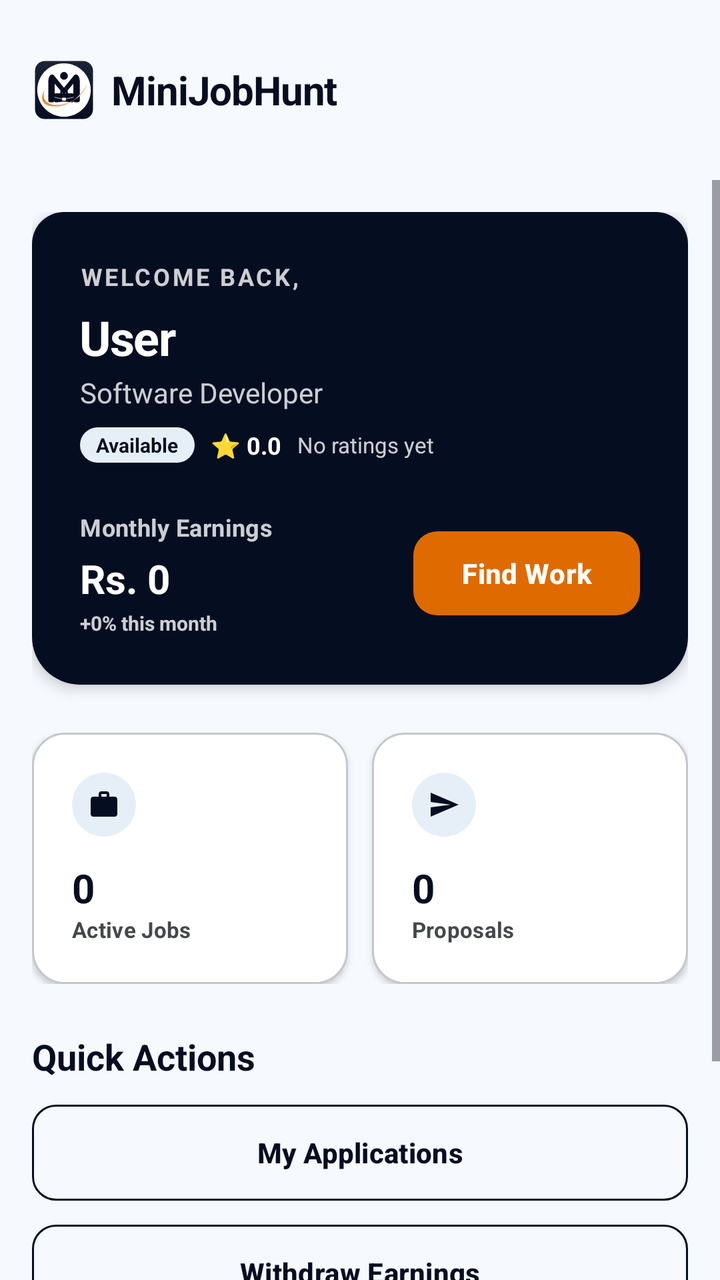
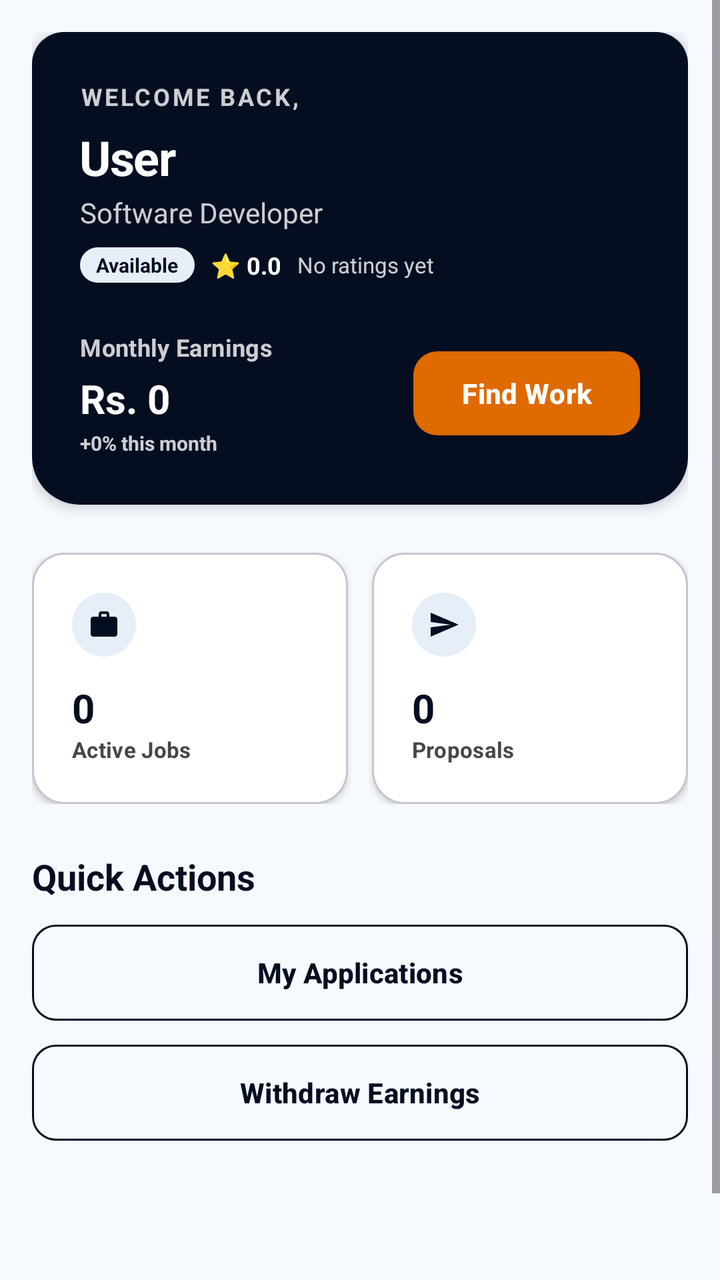

An Android layout rendered at two revisions. The XML below is the earlier revision; the diff shows what the commit changed to produce the second picture.
<!-- AndroidManifest.xml: application theme Theme.MiniJobHunt -->
<!-- res/layout/fragment_freelancer_dashboard.xml -->
<?xml version="1.0" encoding="utf-8"?>
<LinearLayout xmlns:android="http://schemas.android.com/apk/res/android"
    xmlns:app="http://schemas.android.com/apk/res-auto"
    xmlns:tools="http://schemas.android.com/tools"
    android:layout_width="match_parent"
    android:layout_height="match_parent"
    android:orientation="vertical"
    android:background="@color/background">

    
    <include
        android:id="@+id/header"
        layout="@layout/layout_common_header" />

    <ScrollView
        android:layout_width="match_parent"
        android:layout_height="match_parent"
        android:fillViewport="true">

        <LinearLayout
            android:layout_width="match_parent"
            android:layout_height="wrap_content"
            android:orientation="vertical"
            android:padding="16dp">

            
            <LinearLayout
                android:layout_width="match_parent"
                android:layout_height="wrap_content"
                android:background="@drawable/bg_dark_banner"
                android:orientation="vertical"
                android:padding="24dp"
                android:elevation="4dp">

                <TextView
                    android:id="@+id/txtGreeting"
                    android:layout_width="wrap_content"
                    android:layout_height="wrap_content"
                    android:text="WELCOME BACK,"
                    android:textColor="#CCFFFFFF"
                    android:textSize="12sp"
                    android:textAllCaps="true"
                    android:textStyle="bold"
                    android:letterSpacing="0.1" />

                <LinearLayout
                    android:layout_width="wrap_content"
                    android:layout_height="wrap_content"
                    android:orientation="horizontal"
                    android:gravity="center_vertical">
                    <TextView
                        android:id="@+id/txtUserName"
                        android:layout_width="wrap_content"
                        android:layout_height="wrap_content"
                        android:layout_marginTop="4dp"
                        android:text="User"
                        android:textColor="@color/white"
                        android:textSize="24sp"
                        android:textStyle="bold"
                        android:letterSpacing="-0.02" />
                    <ImageView
                        android:id="@+id/imgVerifiedBadge"
                        android:layout_width="18dp"
                        android:layout_height="18dp"
                        android:layout_marginStart="8dp"
                        android:src="@drawable/ic_verified"
                        android:visibility="gone"
                        app:tint="@color/orange_primary" />
                </LinearLayout>

                <TextView
                    android:id="@+id/txtTitle"
                    android:layout_width="wrap_content"
                    android:layout_height="wrap_content"
                    android:layout_marginTop="4dp"
                    android:text="Software Developer"
                    android:textColor="#CCFFFFFF"
                    android:textSize="14sp" />

                <LinearLayout
                    android:layout_width="wrap_content"
                    android:layout_height="wrap_content"
                    android:layout_marginTop="8dp"
                    android:gravity="center_vertical"
                    android:orientation="horizontal">

                    <TextView
                        android:id="@+id/txtAvailability"
                        android:layout_width="wrap_content"
                        android:layout_height="wrap_content"
                        android:background="@drawable/bg_chip_light"
                        android:paddingHorizontal="8dp"
                        android:paddingVertical="2dp"
                        android:text="Available"
                        android:textColor="@color/primary"
                        android:textSize="10sp"
                        android:textStyle="bold" />

                    <TextView
                        android:id="@+id/txtRating"
                        android:layout_width="wrap_content"
                        android:layout_height="wrap_content"
                        android:layout_marginStart="8dp"
                        android:text="⭐ 0.0"
                        android:textColor="@color/white"
                        android:textSize="12sp"
                        android:textStyle="bold" />

                    <TextView
                        android:id="@+id/txtRatingText"
                        android:layout_width="wrap_content"
                        android:layout_height="wrap_content"
                        android:layout_marginStart="8dp"
                        android:text="No ratings yet"
                        android:textColor="#CCFFFFFF"
                        android:textSize="11sp" />
                </LinearLayout>

                <LinearLayout
                    android:layout_width="match_parent"
                    android:layout_height="wrap_content"
                    android:layout_marginTop="24dp"
                    android:orientation="horizontal"
                    android:gravity="center_vertical">

                    <LinearLayout
                        android:layout_width="0dp"
                        android:layout_height="wrap_content"
                        android:layout_weight="1"
                        android:orientation="vertical">
                        <TextView
                            android:layout_width="wrap_content"
                            android:layout_height="wrap_content"
                            android:text="Monthly Earnings"
                            android:textColor="#CCFFFFFF"
                            android:textSize="12sp"
                            android:textStyle="bold"
                            android:letterSpacing="0.01" />
                        <TextView
                            android:id="@+id/txtEarnings"
                            android:layout_width="wrap_content"
                            android:layout_height="wrap_content"
                            android:layout_marginTop="4dp"
                            android:text="Rs. 0"
                            android:textColor="@color/white"
                            android:textSize="20sp"
                            android:textStyle="bold" />
                        <TextView
                            android:id="@+id/txtGrowth"
                            android:layout_width="wrap_content"
                            android:layout_height="wrap_content"
                            android:layout_marginTop="2dp"
                            android:text="+0% this month"
                            android:textColor="#CCFFFFFF"
                            android:textSize="10sp"
                            android:textStyle="bold" />
                    </LinearLayout>

                    <com.google.android.material.button.MaterialButton
                        android:id="@+id/btnBrowseJobs"
                        style="@style/AppButton.Accent"
                        android:layout_width="wrap_content"
                        android:layout_height="42dp"
                        android:text="Find Work"
                        android:textAllCaps="false"
                        android:textSize="14sp" />
                </LinearLayout>
            </LinearLayout>

            
            <LinearLayout
                android:layout_width="match_parent"
                android:layout_height="wrap_content"
                android:layout_marginTop="24dp"
                android:orientation="horizontal">

                <LinearLayout
                    android:layout_width="0dp"
                    android:layout_height="wrap_content"
                    android:layout_weight="1"
                    android:layout_marginEnd="6dp"
                    android:background="@drawable/bg_card_white"
                    android:orientation="vertical"
                    android:padding="20dp"
                    android:elevation="2dp">
                    <ImageView
                        android:layout_width="32dp"
                        android:layout_height="32dp"
                        android:background="@drawable/bg_chip_light"
                        android:padding="8dp"
                        android:src="@drawable/ic_briefcase_filled"
                        app:tint="@color/primary" />
                    <TextView
                        android:id="@+id/txtActiveJobs"
                        android:layout_width="wrap_content"
                        android:layout_height="wrap_content"
                        android:layout_marginTop="12dp"
                        android:text="0"
                        android:textColor="@color/primary"
                        android:textSize="20sp"
                        android:textStyle="bold" />
                    <TextView
                        android:layout_width="wrap_content"
                        android:layout_height="wrap_content"
                        android:text="Active Jobs"
                        android:textColor="@color/text_secondary"
                        android:textSize="11sp"
                        android:textStyle="bold"
                        android:letterSpacing="0.01" />
                </LinearLayout>

                <LinearLayout
                    android:layout_width="0dp"
                    android:layout_height="wrap_content"
                    android:layout_weight="1"
                    android:layout_marginStart="6dp"
                    android:background="@drawable/bg_card_white"
                    android:orientation="vertical"
                    android:padding="20dp"
                    android:elevation="2dp">
                    <ImageView
                        android:layout_width="32dp"
                        android:layout_height="32dp"
                        android:background="@drawable/bg_chip_light"
                        android:padding="8dp"
                        android:src="@drawable/ic_send"
                        app:tint="@color/primary" />
                    <TextView
                        android:id="@+id/txtProposals"
                        android:layout_width="wrap_content"
                        android:layout_height="wrap_content"
                        android:layout_marginTop="12dp"
                        android:text="0"
                        android:textColor="@color/primary"
                        android:textSize="20sp"
                        android:textStyle="bold" />
                    <TextView
                        android:layout_width="wrap_content"
                        android:layout_height="wrap_content"
                        android:text="Proposals"
                        android:textColor="@color/text_secondary"
                        android:textSize="11sp"
                        android:textStyle="bold"
                        android:letterSpacing="0.01" />
                </LinearLayout>
            </LinearLayout>

            
            <TextView
                android:layout_width="wrap_content"
                android:layout_height="wrap_content"
                android:layout_marginTop="24dp"
                android:text="Quick Actions"
                android:textColor="@color/primary"
                android:textSize="18sp"
                android:textStyle="bold" />

            <com.google.android.material.button.MaterialButton
                android:id="@+id/btnApplications"
                style="@style/AppButton.Ghost"
                android:layout_width="match_parent"
                android:layout_height="48dp"
                android:layout_marginTop="12dp"
                android:text="My Applications"
                android:textAllCaps="false"
                android:textSize="14sp" />

            <com.google.android.material.button.MaterialButton
                android:id="@+id/btnEarnings"
                style="@style/AppButton.Ghost"
                android:layout_width="match_parent"
                android:layout_height="48dp"
                android:layout_marginTop="12dp"
                android:text="Withdraw Earnings"
                android:textAllCaps="false"
                android:textSize="14sp" />

            <Space
                android:layout_width="match_parent"
                android:layout_height="100dp" />

        </LinearLayout>
    </ScrollView>
</LinearLayout>
<!-- res/layout/layout_common_header.xml (included above) -->
<?xml version="1.0" encoding="utf-8"?>
<RelativeLayout xmlns:android="http://schemas.android.com/apk/res/android"
    xmlns:app="http://schemas.android.com/apk/res-auto"
    android:layout_width="match_parent"
    android:layout_height="90dp"
    android:background="@color/surface"
    android:paddingHorizontal="16dp"
    android:paddingTop="24dp">

    <LinearLayout
        android:layout_width="wrap_content"
        android:layout_height="wrap_content"
        android:layout_centerVertical="true"
        android:gravity="center_vertical"
        android:orientation="horizontal">

        <ImageView
            android:layout_width="32dp"
            android:layout_height="32dp"
            android:src="@drawable/ic_mainlogo" />

        <TextView
            android:layout_width="wrap_content"
            android:layout_height="wrap_content"
            android:layout_marginStart="8dp"
            android:text="MiniJobHunt"
            android:textColor="@color/primary"
            android:textSize="20sp"
            android:textStyle="bold"
            android:letterSpacing="-0.02" />
    </LinearLayout>
</RelativeLayout>
<!-- resources referenced by this layout -->
<resources>
  <color name="background">#f6faff</color>
  <color name="orange_primary">#de6a00</color>
  <color name="primary">#050e21</color>
  <color name="surface">#f6faff</color>
  <color name="text_secondary">#45474c</color>
  <color name="white">#FFFFFF</color>
  <!-- drawable bg_card_white (drawable) -->
  <?xml version="1.0" encoding="utf-8"?>
  <shape xmlns:android="http://schemas.android.com/apk/res/android"
      android:shape="rectangle">
      <solid android:color="@color/white" />
      <corners android:radius="16dp" />
      <stroke
          android:width="1dp"
          android:color="@color/outline_variant" />
  </shape>
  <!-- drawable bg_chip_light (drawable) -->
  <?xml version="1.0" encoding="utf-8"?>
  <shape xmlns:android="http://schemas.android.com/apk/res/android"
      android:shape="rectangle">
      <solid android:color="@color/surface_container" />
      <corners android:radius="999dp" />
  </shape>
  <!-- drawable bg_dark_banner (drawable) -->
  <?xml version="1.0" encoding="utf-8"?>
  <shape xmlns:android="http://schemas.android.com/apk/res/android"
      android:shape="rectangle">
      <solid android:color="@color/primary" />
      <corners
          android:bottomLeftRadius="24dp"
          android:bottomRightRadius="24dp"
          android:topLeftRadius="16dp"
          android:topRightRadius="16dp" />
  </shape>
  <!-- drawable ic_mainlogo: vector/xml drawable (drawable, 3696 chars, omitted) -->
  <!-- drawable ic_send (drawable) -->
  <vector xmlns:android="http://schemas.android.com/apk/res/android"
      android:width="24dp"
      android:height="24dp"
      android:viewportWidth="24"
      android:viewportHeight="24">
    <path
        android:fillColor="#FF000000"
        android:pathData="M2.01,21L23,12 2.01,3 2,10l15,2 -15,2z"/>
  </vector>
  <style name="AppButton.Ghost" parent="Widget.Material3.Button.OutlinedButton">
          <item name="android:textColor">@color/primary</item>
          <item name="strokeColor">@color/primary</item>
          <item name="strokeWidth">1dp</item>
          <item name="shapeAppearance">@style/ShapeAppearance.App.Medium</item>
          <item name="android:insetTop">0dp</item>
          <item name="android:insetBottom">0dp</item>
          <item name="android:textStyle">bold</item>
      </style>
  <style name="Theme.MiniJobHunt" parent="Base.Theme.MiniJobHunt" />
  <color name="outline_variant">#c6c6cd</color>
  <color name="surface_container">#e6eff8</color>
  <color name="info">#050e21</color>
  <style name="ShapeAppearance.App.Medium" parent="ShapeAppearance.Material3.MediumComponent">
          <item name="cornerSize">12dp</item>
      </style>
  <color name="primary_container">#1b2437</color>
  <color name="on_primary_container">#828ba2</color>
  <color name="secondary">#5c5f60</color>
  <style name="AppText.HeadlineLarge">
          <item name="android:textSize">24sp</item>
          <item name="android:textStyle">bold</item>
          <item name="android:textColor">@color/text_primary</item>
          <item name="android:letterSpacing">-0.02</item>
      </style>
  <style name="AppText.TitleMedium">
          <item name="android:textSize">18sp</item>
          <item name="android:textStyle">bold</item>
          <item name="android:textColor">@color/text_primary</item>
      </style>
  <style name="AppText.BodyLarge">
          <item name="android:textSize">16sp</item>
          <item name="android:textColor">@color/text_secondary</item>
      </style>
  <style name="AppText.LabelMedium">
          <item name="android:textSize">12sp</item>
          <item name="android:textStyle">bold</item>
          <item name="android:textColor">@color/text_muted</item>
          <item name="android:letterSpacing">0.01</item>
      </style>
  <color name="text_primary">#141d23</color>
  <color name="text_muted">#76777d</color>
  <!-- unchanged entries left out for length: 4 -->
</resources>

<!-- the commit's change to res/layout/fragment_freelancer_dashboard.xml (unified diff, before → after) -->
@@ -6,11 +6,6 @@
     android:layout_height="match_parent"
     android:orientation="vertical"
     android:background="@color/background">
-
-    
-    <include
-        android:id="@+id/header"
-        layout="@layout/layout_common_header" />
 
     <ScrollView
         android:layout_width="match_parent"
@@ -282,36 +277,3 @@
         </LinearLayout>
     </ScrollView>
 </LinearLayout>
-<!-- res/layout/layout_common_header.xml (included above) -->
-<?xml version="1.0" encoding="utf-8"?>
-<RelativeLayout xmlns:android="http://schemas.android.com/apk/res/android"
-    xmlns:app="http://schemas.android.com/apk/res-auto"
-    android:layout_width="match_parent"
-    android:layout_height="90dp"
-    android:background="@color/surface"
-    android:paddingHorizontal="16dp"
-    android:paddingTop="24dp">
-
-    <LinearLayout
-        android:layout_width="wrap_content"
-        android:layout_height="wrap_content"
-        android:layout_centerVertical="true"
-        android:gravity="center_vertical"
-        android:orientation="horizontal">
-
-        <ImageView
-            android:layout_width="32dp"
-            android:layout_height="32dp"
-            android:src="@drawable/ic_mainlogo" />
-
-        <TextView
-            android:layout_width="wrap_content"
-            android:layout_height="wrap_content"
-            android:layout_marginStart="8dp"
-            android:text="MiniJobHunt"
-            android:textColor="@color/primary"
-            android:textSize="20sp"
-            android:textStyle="bold"
-            android:letterSpacing="-0.02" />
-    </LinearLayout>
-</RelativeLayout>
<!-- resource entries referenced after the edit -->
@@ -3,7 +3,6 @@
   <color name="background">#f6faff</color>
   <color name="orange_primary">#de6a00</color>
   <color name="primary">#050e21</color>
-  <color name="surface">#f6faff</color>
   <color name="text_secondary">#45474c</color>
   <color name="white">#FFFFFF</color>
   <!-- drawable bg_card_white (drawable) -->
@@ -34,7 +33,6 @@
           android:topLeftRadius="16dp"
           android:topRightRadius="16dp" />
   </shape>
-  <!-- drawable ic_mainlogo: vector/xml drawable (drawable, 3696 chars, omitted) -->
   <!-- drawable ic_send (drawable) -->
   <vector xmlns:android="http://schemas.android.com/apk/res/android"
       android:width="24dp"
